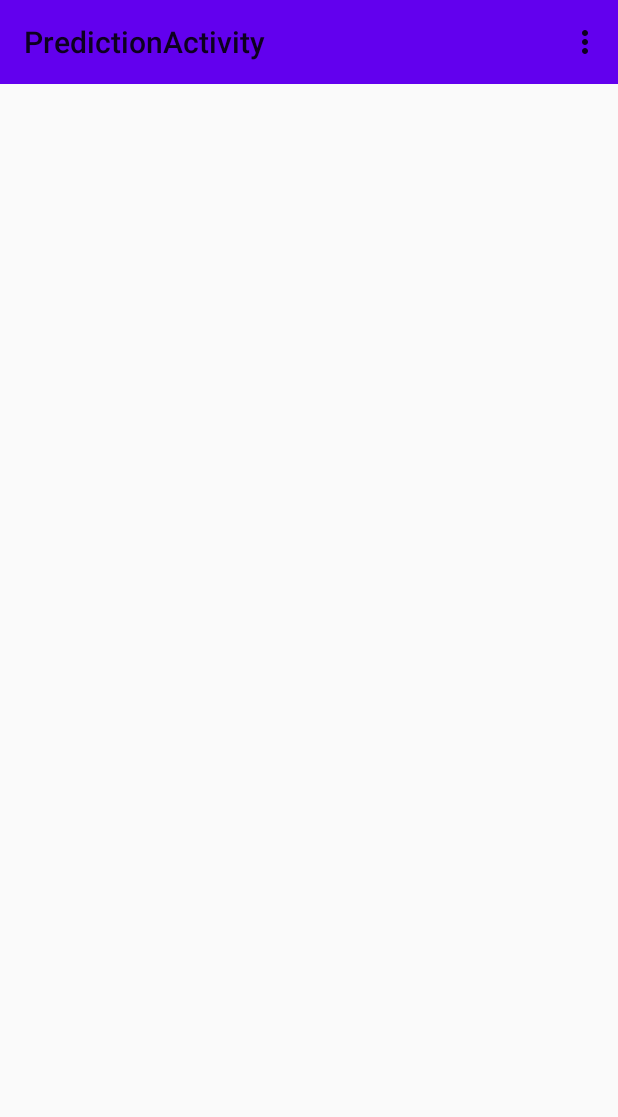
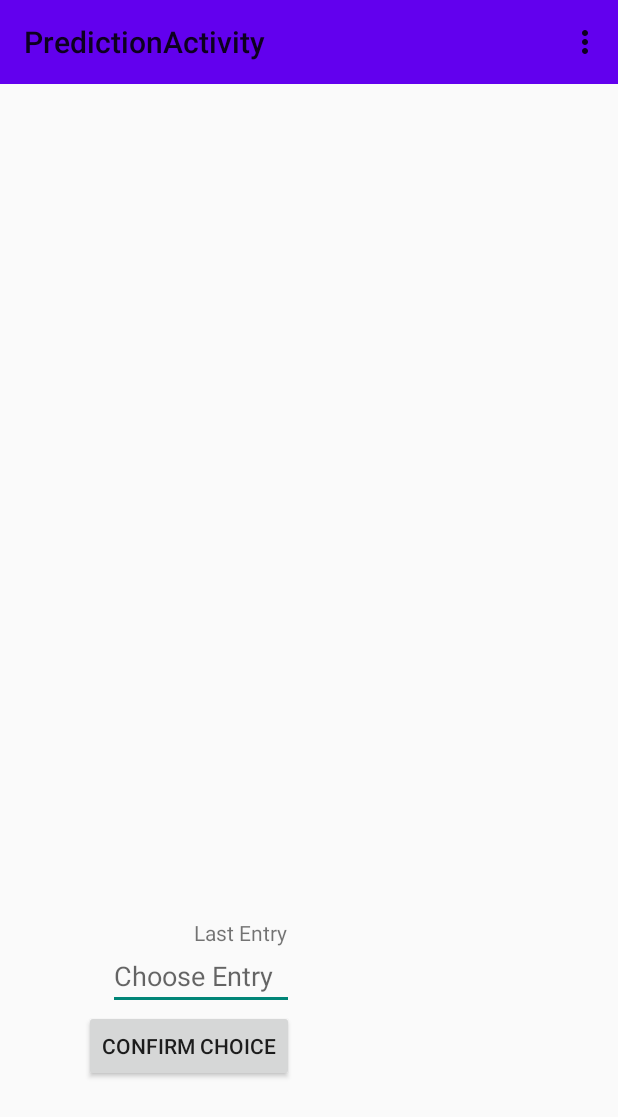
Before and after one commit to mattpost1700/AI-Camera-App, an Android app: the screen it shows after launch (PredictionActivity), in the options menu, after a tap on "Prediction Stats", on a phone screen of 412 x 824 dp. Shown: the top 1117 px of the screen. Run offline under Robolectric (Android 15) with nearby library versions, the phone set to English and light mode, and no system bars; our stand-ins replace Room's generated code; libraries missing offline, so code that uses them is left out: org.tensorflow.lite; 1 statement that could not run was skipped.

Commit message:
In SavePredictionDialog listener was misspelled. Fix it and refactored. Some other minor things like that were taken care of. I switched where the predictions were being inserted into the database. I've also added an ad hoc predictionActivity UI that lets users input a number that corresponds to a row in the database. So the database does appear to be functioning.

```diff
--- a/app/src/main/java/com/example/aicameraapp/MainActivity.java
+++ b/app/src/main/java/com/example/aicameraapp/MainActivity.java
@@ -25,7 +25,6 @@ import android.view.MenuItem;
 import android.view.View;
 import android.widget.Button;
 import android.widget.ImageView;
-import android.widget.TextView;
 import android.widget.Toast;
 
 import com.example.database.Prediction;
@@ -40,7 +39,7 @@ import java.util.List;
 import java.util.concurrent.Executor;
 import java.util.concurrent.Executors;
 
-public class MainActivity extends AppCompatActivity implements SavePredictionDialog.ButtonClickListner {
+public class MainActivity extends AppCompatActivity implements SavePredictionDialog.ButtonClickListener {
 
     private static final int REQUEST_IMAGE_CAPTURE = 1001;
     private static final int REQUEST_IMAGE_SELECT = 1002;
@@ -51,6 +50,8 @@ public class MainActivity extends AppCompatActivity implements SavePredictionDia
     private String currentPhotoPath;
     private ImageView imageView;
     private Bitmap bitmapForAnalysis;
+    private String resultStringToSave;
+    private byte[] byteArrayToSave;
     private Button captureButton;
     private Button analyzeButton;
     private Button importButton;
@@ -214,19 +215,27 @@ public class MainActivity extends AppCompatActivity implements SavePredictionDia
             int size = bitmapForAnalysis.getRowBytes() * bitmapForAnalysis.getHeight();
             ByteBuffer byteBuffer = ByteBuffer.allocate(size);
             bitmapForAnalysis.copyPixelsToBuffer(byteBuffer);
-            byte[] byteArray = byteBuffer.array();
+
+            // These need to be saved to private member variables in order
+            //  to prevent successively piping too much info down multiple methods
+
+            byteArrayToSave = byteBuffer.array();
+            resultStringToSave = results.toString();
 
 
+            //This code has been moved to the onSaveClick Interface method
+            /*
             Prediction p = new Prediction(0, results.toString(), byteArray);
             Log.d("database", "Prediction before adding to db... id: ? prediction string: " + results.toString() + " bytearr: " + byteArray);
             PredictionDatabase.insert(p);
             //PredictionDatabase.insert(new Prediction(1, "please", new byte[1]));
+            */
 
             //This toast has been made shorter.
             Toast.makeText(this, "Picture has been successfully analyzed", Toast.LENGTH_SHORT).show();
             displayPredictionResult(results.toString());
         } catch (NullPointerException e) {//if user didn't select a picture, will just simply display a toast message
-            Toast.makeText(this, "No image has been selected", Toast.LENGTH_LONG).show();
+            Toast.makeText(this, "No image has been selected", Toast.LENGTH_SHORT).show();
         }
     }
 
@@ -255,6 +264,7 @@ public class MainActivity extends AppCompatActivity implements SavePredictionDia
 
         SavePredictionDialog dialog = new SavePredictionDialog();
         Bundle b = new Bundle();
+        b.putString("result_string", resultString);
         b.putString("title", getResources().getString(R.string.save_dialog_title));
         b.putString("message", outputString);
         b.putString("positiveButton", getResources().getString(R.string.save_dialog_positive_button));
@@ -268,7 +278,9 @@ public class MainActivity extends AppCompatActivity implements SavePredictionDia
      */
     public void onSaveClick() {
         Log.d("database", "onSaveClick invoked.");
-
+        Prediction p = new Prediction(0, resultStringToSave, byteArrayToSave);
+        Log.d("database", "Prediction before adding to db... id: ? prediction string: " + resultStringToSave + " bytearr: " + byteArrayToSave);
+        PredictionDatabase.insert(p);
         // save to db
     }
 
--- a/app/src/main/java/com/example/aicameraapp/PredictionActivity.java
+++ b/app/src/main/java/com/example/aicameraapp/PredictionActivity.java
@@ -1,21 +1,42 @@
 package com.example.aicameraapp;
 
+import android.graphics.Bitmap;
+import android.media.Image;
 import android.os.Bundle;
 import android.util.Log;
 import android.view.Menu;
 import android.view.MenuItem;
+import android.view.View;
+import android.widget.Button;
+import android.widget.EditText;
+import android.widget.ImageView;
+import android.widget.Toast;
 
 import androidx.appcompat.app.AppCompatActivity;
 import androidx.appcompat.widget.Toolbar;
 
+import com.example.database.Prediction;
+import com.example.database.PredictionDatabase;
+import com.google.android.material.textfield.TextInputEditText;
+
+import java.nio.ByteBuffer;
+
 public class PredictionActivity  extends AppCompatActivity {
 
+    private ImageView lastEntry;
+    private EditText chooseEntry;
+    private Button getPrediction;
+    private Prediction somePrediction;
     @Override
     protected void onCreate(Bundle savedInstanceState) {
         super.onCreate(savedInstanceState);
         setContentView(R.layout.predictions_activity);
         Toolbar toolbar = findViewById(R.id.predictionTB);
         setSupportActionBar(toolbar);
+        lastEntry = findViewById(R.id.imageView);
+        chooseEntry = findViewById(R.id.chooseEntry);
+        getPrediction = findViewById(R.id.confirmChoice);
+        getPrediction.setOnClickListener(v -> processSetLastEntry());
     }
 
     @Override
@@ -36,4 +57,37 @@ public class PredictionActivity  extends AppCompatActivity {
         }
         return super.onOptionsItemSelected(item);
     }
+    public void processSetLastEntry(){
+        Integer choice = Integer.parseInt(chooseEntry.getText().toString());
+        if(choice != null){
+
+            PredictionDatabase.getById(choice, new PredictionDatabase.PredictionListener() {
+                @Override
+                public void onPredictionReturned(Prediction prediction) {
+                    if(prediction != null){
+                        somePrediction = prediction;
+                        setLastEntry(somePrediction.getImage_byte_arr());
+                    }
+                    else{
+                        //Toast.makeText(PredictionActivity, "Prediction is null", Toast.LENGTH_LONG).show();
+                    }
+                }
+            });
+
+        }
+        else{
+            Toast.makeText(this, "Choice is null", Toast.LENGTH_LONG).show();
+        }
+
+    }
+    public Bitmap convertByteArrayToBitmap(byte[] bitmapdata){
+        Bitmap bmp = Bitmap.createBitmap(224, 224, Bitmap.Config.ARGB_8888);
+        ByteBuffer buffer = ByteBuffer.wrap(bitmapdata);
+        bmp.copyPixelsFromBuffer(buffer);
+        return bmp;
+    }
+    public void setLastEntry(byte[] bytes){
+        Bitmap bitmapForLastEntry = convertByteArrayToBitmap(bytes);
+        lastEntry.setImageBitmap(bitmapForLastEntry);
+    }
 }
--- a/app/src/main/java/com/example/aicameraapp/SavePredictionDialog.java
+++ b/app/src/main/java/com/example/aicameraapp/SavePredictionDialog.java
@@ -12,12 +12,12 @@ import androidx.fragment.app.DialogFragment;
 
 public class SavePredictionDialog extends DialogFragment {
 
-    public interface ButtonClickListner {
+    public interface ButtonClickListener {
         public void onSaveClick();
     }
 
 
-    private ButtonClickListner listener;
+    private ButtonClickListener listener;
     private String mTitle = "";
     private String mMessage = "";
     private String mPositiveButton = "";
@@ -62,7 +62,7 @@ public class SavePredictionDialog extends DialogFragment {
     public void onAttach(Context context) {
         super.onAttach(context);
         try {
-            listener = (ButtonClickListner) context;
+            listener = (ButtonClickListener) context;
         } catch (ClassCastException e) {
             throw new ClassCastException(context.toString() + " must implement ButtonClickListener()");
         }
--- a/app/src/main/java/com/example/database/PredictionDatabase.java
+++ b/app/src/main/java/com/example/database/PredictionDatabase.java
@@ -36,7 +36,7 @@ public abstract class PredictionDatabase extends RoomDatabase {
     private static RoomDatabase.Callback createPredictionDatabaseCallback = new RoomDatabase.Callback() {
         public void onCreate(@NonNull SupportSQLiteDatabase db) {
             super.onCreate(db);
-            insert(new Prediction(99, "Not a prediction", new byte[5])); // for testing
+            //insert(new Prediction(99, "Not a prediction", new byte[5])); // for testing
         }
     };
 
@@ -51,7 +51,7 @@ public abstract class PredictionDatabase extends RoomDatabase {
         }.execute(prediction);
     }
 
-    public static void getPrediction(int id, final PredictionListener listener) {
+    public static void getById(int id, final PredictionListener listener) {
         new AsyncTask<Integer, Void, Prediction>() {
             @Override
             protected Prediction doInBackground(Integer... integers) { // Background Thread
--- a/app/src/main/res/layout/predictions_activity.xml
+++ b/app/src/main/res/layout/predictions_activity.xml
@@ -43,11 +43,39 @@
         android:layout_marginBottom="32dp"
         app:layout_constraintBottom_toBottomOf="parent"
         app:layout_constraintEnd_toEndOf="parent"
-        app:layout_constraintHorizontal_bias="0.497"
+        app:layout_constraintHorizontal_bias="0.924"
         app:layout_constraintStart_toStartOf="parent"
         app:layout_constraintTop_toBottomOf="@+id/predictionTB"
         app:layout_constraintVertical_bias="1.0"
         app:srcCompat="@android:drawable/list_selector_background" />
+
+    <TextView
+        android:id="@+id/lastEntryToDatabase"
+        android:layout_width="wrap_content"
+        android:layout_height="wrap_content"
+        android:layout_marginTop="32dp"
+        android:layout_marginEnd="4dp"
+        android:text="@string/last_entry_to_database"
+        app:layout_constraintEnd_toStartOf="@+id/imageView"
+        app:layout_constraintTop_toBottomOf="@+id/predictionsListView" />
+
+    <EditText
+        android:id="@+id/chooseEntry"
+        android:layout_width="124dp"
+        android:layout_height="42dp"
+        android:ems="10"
+        android:inputType="textPersonName"
+        android:hint="@string/choose_entry"
+        app:layout_constraintEnd_toStartOf="@+id/imageView"
+        app:layout_constraintTop_toBottomOf="@+id/lastEntryToDatabase" />
+
+    <Button
+        android:id="@+id/confirmChoice"
+        android:layout_width="wrap_content"
+        android:layout_height="wrap_content"
+        android:text="@string/confirm_choice"
+        app:layout_constraintEnd_toStartOf="@+id/imageView"
+        app:layout_constraintTop_toBottomOf="@+id/chooseEntry" />
 
     <!--<ScrollView
         android:layout_width="match_parent"
--- a/app/src/main/res/values/strings.xml
+++ b/app/src/main/res/values/strings.xml
@@ -33,4 +33,7 @@
     <string name="save_dialog_title">Save Prediction?</string>
     <string name="save_dialog_positive_button">Save</string>
     <string name="save_dialog_negative_button">Cancel</string>
+    <string name="last_entry_to_database">Last Entry</string>
+    <string name="choose_entry">Choose Entry</string>
+    <string name="confirm_choice">Confirm Choice</string>
 </resources>
```
Also changed, not shown: app/src/main/java/com/example/database/Prediction.java (+9 -1 lines).
